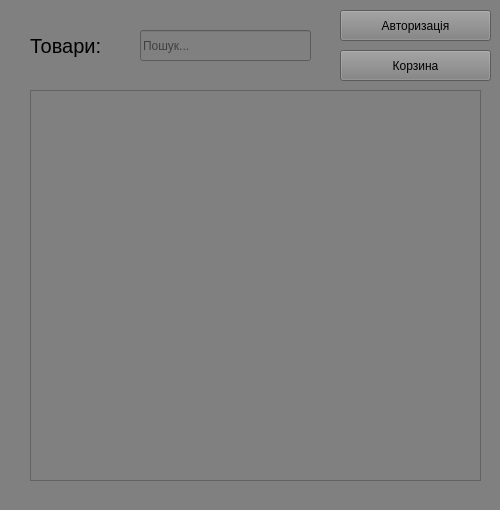
Qt form mainwindow.ui (BeanDx/zoo-shop-qt-coursework) before a commit.
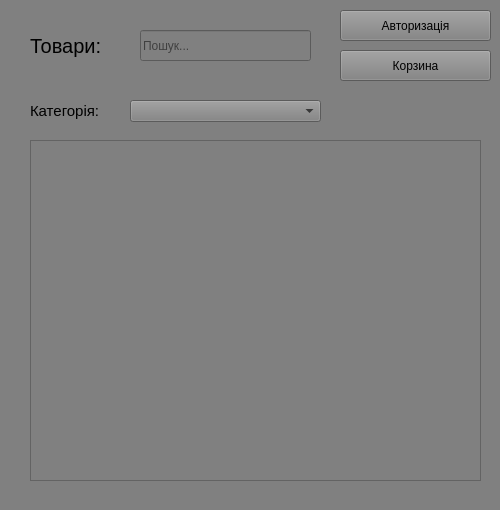
The same form after that commit.

Commit message: Added category selection without functionality. Picks up a list of categories from the database.

Patch:
```diff
--- a/mainwindow.ui
+++ b/mainwindow.ui
@@ -48,9 +48,9 @@
     <property name="geometry">
      <rect>
       <x>30</x>
-      <y>90</y>
+      <y>140</y>
       <width>451</width>
-      <height>391</height>
+      <height>341</height>
      </rect>
     </property>
    </widget>
@@ -97,6 +97,33 @@
      <string>Пошук...</string>
     </property>
    </widget>
+   <widget class="QLabel" name="label_2">
+    <property name="geometry">
+     <rect>
+      <x>30</x>
+      <y>100</y>
+      <width>91</width>
+      <height>21</height>
+     </rect>
+    </property>
+    <property name="styleSheet">
+     <string notr="true">font-size: 15px;
+</string>
+    </property>
+    <property name="text">
+     <string>Категорiя:</string>
+    </property>
+   </widget>
+   <widget class="QComboBox" name="category_Combo_Box">
+    <property name="geometry">
+     <rect>
+      <x>130</x>
+      <y>100</y>
+      <width>191</width>
+      <height>22</height>
+     </rect>
+    </property>
+   </widget>
   </widget>
   <widget class="QMenuBar" name="menubar">
    <property name="geometry">
```
The commit also changes 2 other files.
